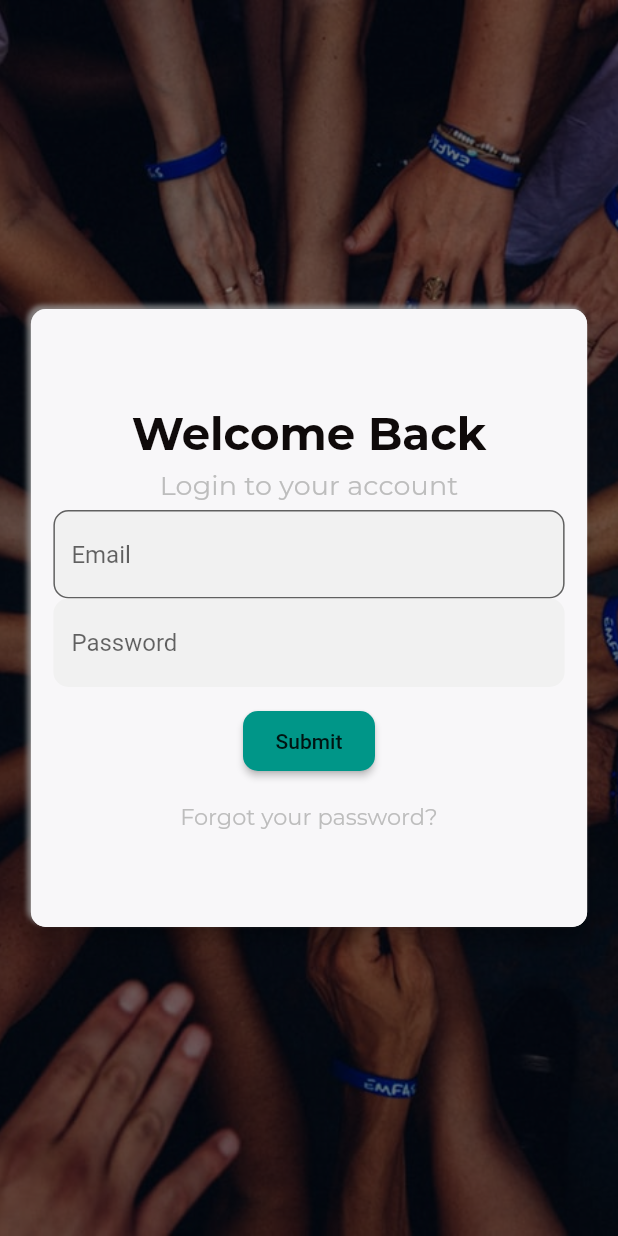
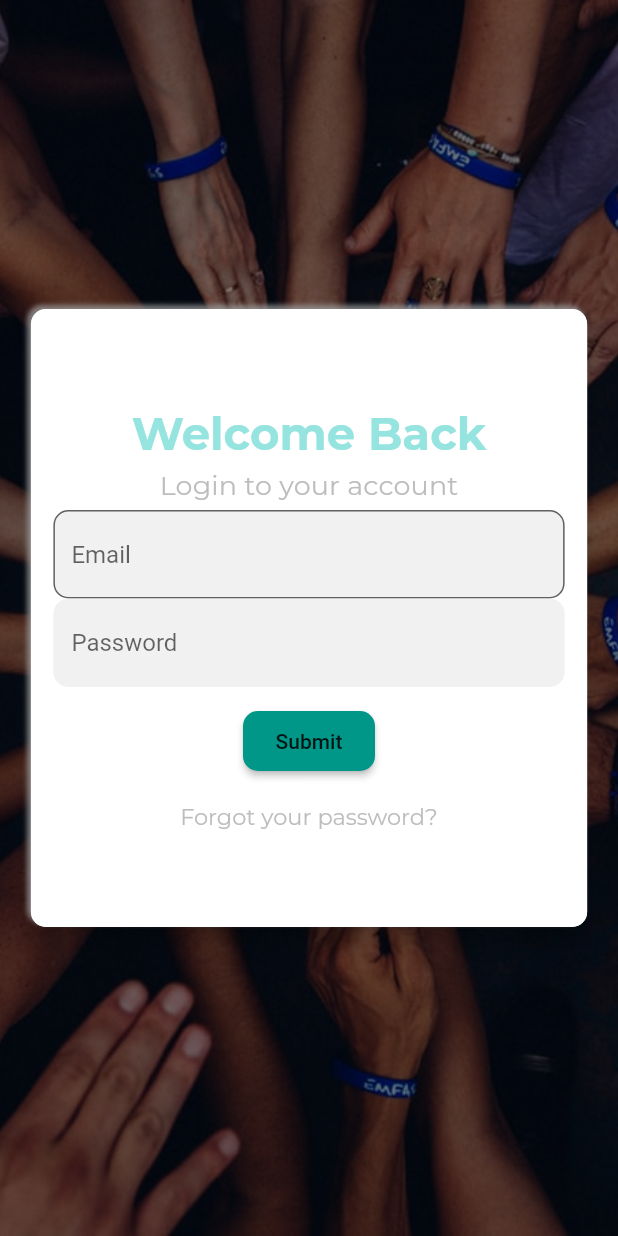
Before and after one commit to margaiwangara/untitled_project, a Flutter app: the screen it shows after launch, on a phone screen of 412 x 824 dp. Run offline on Flutter 3.47's test engine with Material 2 defaults, Android fonts, the phone set to English and light mode, and no system bars; our stand-ins replace google_fonts, wakelock.

Commit message:
modified theme colors

```diff
--- a/lib/widget/theme.dart
+++ b/lib/widget/theme.dart
@@ -2,10 +2,11 @@ import 'package:google_fonts/google_fonts.dart';
 import 'package:flutter/material.dart';
 
 ThemeData appTheme = ThemeData(
-  primaryColor: Color(0xFF0F0A0A),
-  accentColor: Colors.teal,
+  primaryColor: Color(0xFF96E4DF),
+  accentColor: Color(0xFF4DCCC6),
   primaryColorLight: Colors.grey[400],
-  backgroundColor: Color(0xFFF8F7F9),
+  primaryColorDark: Colors.grey,
+  backgroundColor: Color(0xFFFFFFFF),
   textTheme: TextTheme(
     headline: GoogleFonts.merriweather(
       textStyle: TextStyle(
```
